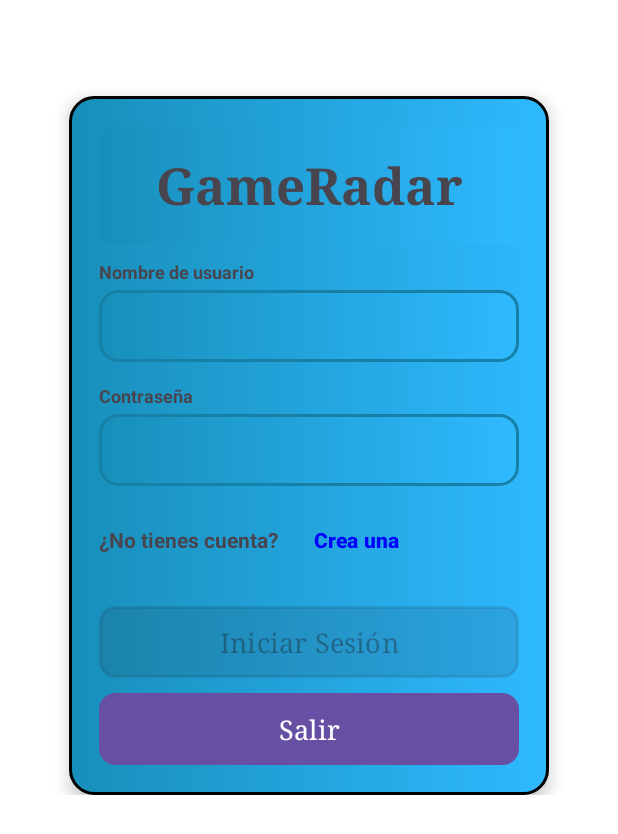
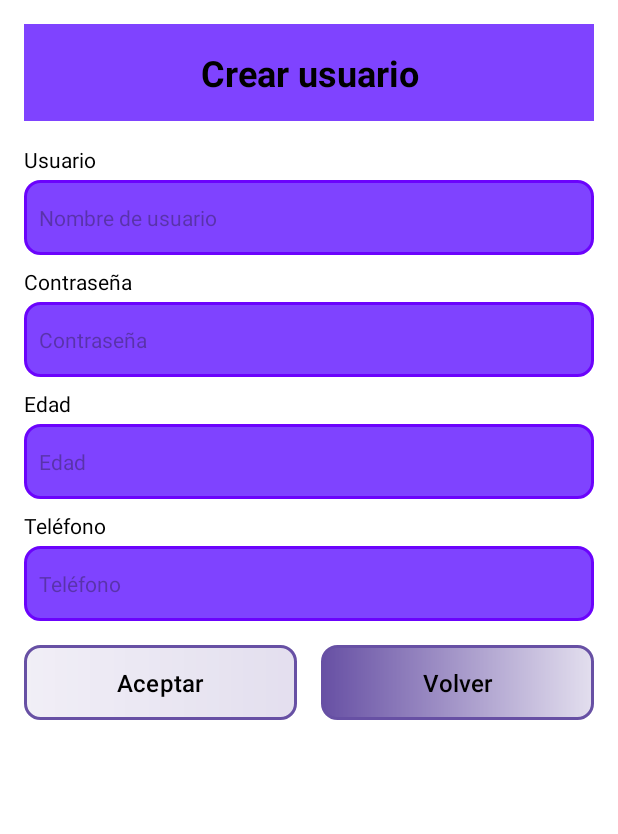
Before and after one commit to DanielFiva/GameradarMobile, an Android app: the screen it shows after launch (LoginActivity before the commit, CreateUserActivity after it), after a tap on "Crea una", on a phone screen of 412 x 824 dp. Shown: the top 834 px of the screen. Run offline under Robolectric (Android 15) with nearby library versions, the phone set to English and light mode, and no system bars.

Commit message:
added user creation

```diff
--- a/app/src/main/AndroidManifest.xml
+++ b/app/src/main/AndroidManifest.xml
@@ -22,6 +22,7 @@
         </activity>
         <activity android:name=".CatalogActivity"
             android:label="Catálogo" />
+        <activity android:name=".CreateUserActivity" />
     </application>
 
 </manifest>
--- /dev/null
+++ b/app/src/main/java/com/example/gameradarmobile/CreateUserActivity.java
@@ -0,0 +1,91 @@
+package com.example.gameradarmobile;
+
+import androidx.appcompat.app.AppCompatActivity;
+import android.os.Bundle;
+import android.widget.EditText;
+import android.widget.Button;
+import android.widget.Toast;
+
+import org.json.JSONObject;
+
+public class CreateUserActivity extends AppCompatActivity {
+
+    EditText usernameInput, passwordInput, ageInput, phoneInput;
+    Button btnAccept, btnBack;
+
+    SocketClient client;
+
+    @Override
+    protected void onCreate(Bundle savedInstanceState) {
+        super.onCreate(savedInstanceState);
+        setContentView(R.layout.activity_create_user);
+
+        usernameInput = findViewById(R.id.UsernameEditText);
+        passwordInput = findViewById(R.id.PasswordEditText);
+        ageInput = findViewById(R.id.AgeEditText);
+        phoneInput = findViewById(R.id.PhoneEditText);
+
+        btnAccept = findViewById(R.id.btnAccept);
+        btnBack = findViewById(R.id.btnBack);
+
+        // Get the existing SocketClient from LoginActivity or create new
+        client = new SocketClient("4.tcp.ngrok.io", 12761, new SocketClient.MessageListener() {
+            @Override
+            public void onConnected() {}
+            @Override
+            public void onNewMessage(JSONObject msg) {}
+            @Override
+            public void onMessageHistory(JSONObject history) {}
+            @Override
+            public void onGenericResponse(JSONObject resp) {
+                runOnUiThread(() -> handleResponse(resp));
+            }
+        });
+        client.connect();
+
+        btnAccept.setOnClickListener(v -> createUser());
+        btnBack.setOnClickListener(v -> finish());
+    }
+
+    private void createUser() {
+        String username = usernameInput.getText().toString();
+        String password = passwordInput.getText().toString();
+        String ageStr = ageInput.getText().toString();
+        String phone = phoneInput.getText().toString();
+
+        if (username.isEmpty() || password.isEmpty() || ageStr.isEmpty() || phone.isEmpty()) {
+            Toast.makeText(this, "Rellena todos los campos", Toast.LENGTH_SHORT).show();
+            return;
+        }
+
+        try {
+            int age = Integer.parseInt(ageStr);
+            JSONObject userData = new JSONObject();
+            userData.put("username", username);
+            userData.put("password", password);
+            userData.put("age", age);
+            userData.put("phone", phone);
+            userData.put("role", "user"); // default role
+
+            client.crearUsuario(userData);
+
+        } catch (Exception e) {
+            Toast.makeText(this, "Error creando usuario", Toast.LENGTH_SHORT).show();
+        }
+    }
+
+    private void handleResponse(JSONObject resp) {
+        try {
+            if (resp.has("status") && resp.getString("status").equals("OK")) {
+                Toast.makeText(this, "Usuario creado con éxito", Toast.LENGTH_SHORT).show();
+                finish();
+            } else if (resp.has("error") && resp.getString("error").equals("USERNAME_TAKEN")) {
+                Toast.makeText(this, "Nombre de usuario ya existente", Toast.LENGTH_SHORT).show();
+            } else {
+                Toast.makeText(this, "Error al crear usuario", Toast.LENGTH_SHORT).show();
+            }
+        } catch (Exception e) {
+            Toast.makeText(this, "Error en la respuesta del servidor", Toast.LENGTH_SHORT).show();
+        }
+    }
+}
--- a/app/src/main/java/com/example/gameradarmobile/LoginActivity.java
+++ b/app/src/main/java/com/example/gameradarmobile/LoginActivity.java
@@ -64,7 +64,8 @@ public class LoginActivity extends AppCompatActivity {
 
         btnExit.setOnClickListener(v -> finishAffinity());
         btnCreateUser.setOnClickListener(v -> {
-            // TODO: open CreateUserActivity
+            Intent intent = new Intent(LoginActivity.this, CreateUserActivity.class);
+            startActivity(intent);
         });
     }
 
--- /dev/null
+++ b/app/src/main/res/drawable/button_accept.xml
@@ -0,0 +1,8 @@
+<shape xmlns:android="http://schemas.android.com/apk/res/android">
+    <gradient
+        android:startColor="#18FF64C8"
+        android:endColor="#2FB9FF3C"
+        android:angle="0"/>
+    <corners android:radius="10dp"/>
+    <stroke android:width="2dp" android:color="#1780a6"/>
+</shape>
--- /dev/null
+++ b/app/src/main/res/drawable/button_back.xml
@@ -0,0 +1,8 @@
+<shape xmlns:android="http://schemas.android.com/apk/res/android">
+    <gradient
+        android:startColor="#FF000064"
+        android:endColor="#2FB9FF1E"
+        android:angle="0"/>
+    <corners android:radius="10dp"/>
+    <stroke android:width="2dp" android:color="#1780a6"/>
+</shape>
--- /dev/null
+++ b/app/src/main/res/drawable/edittext_bg.xml
@@ -0,0 +1,6 @@
+<shape xmlns:android="http://schemas.android.com/apk/res/android"
+    android:shape="rectangle">
+    <solid android:color="#7F43FF"/>
+    <stroke android:width="2dp" android:color="#6b03fc"/>
+    <corners android:radius="10dp"/>
+</shape>
--- /dev/null
+++ b/app/src/main/res/layout/activity_create_user.xml
@@ -0,0 +1,139 @@
+<?xml version="1.0" encoding="utf-8"?>
+<ScrollView xmlns:android="http://schemas.android.com/apk/res/android"
+    android:layout_width="match_parent"
+    android:layout_height="match_parent"
+    android:padding="16dp"
+    android:background="#FFFFFF">
+
+    <LinearLayout
+        android:layout_width="match_parent"
+        android:layout_height="wrap_content"
+        android:orientation="vertical"
+        android:gravity="center_horizontal">
+
+        <!-- Title -->
+        <TextView
+            android:id="@+id/titleLabel"
+            android:layout_width="match_parent"
+            android:layout_height="wrap_content"
+            android:text="Crear usuario"
+            android:textSize="24sp"
+            android:textColor="#000000"
+            android:textStyle="bold"
+            android:gravity="center"
+            android:padding="16dp"
+            android:background="#7F43FF"
+            android:layout_marginBottom="16dp"/>
+
+        <!-- Username -->
+        <TextView
+            android:layout_width="match_parent"
+            android:layout_height="wrap_content"
+            android:text="Usuario"
+            android:textSize="14sp"
+            android:textColor="#000000"
+            android:paddingBottom="4dp"/>
+        <EditText
+            android:id="@+id/UsernameEditText"
+            android:layout_width="match_parent"
+            android:layout_height="50dp"
+            android:background="@drawable/edittext_bg"
+            android:paddingLeft="10dp"
+            android:hint="Nombre de usuario"
+            android:textColor="#000000"
+            android:textSize="14sp"/>
+
+        <!-- Password -->
+        <TextView
+            android:layout_width="match_parent"
+            android:layout_height="wrap_content"
+            android:text="Contraseña"
+            android:textSize="14sp"
+            android:textColor="#000000"
+            android:paddingTop="8dp"
+            android:paddingBottom="4dp"/>
+        <EditText
+            android:id="@+id/PasswordEditText"
+            android:layout_width="match_parent"
+            android:layout_height="50dp"
+            android:background="@drawable/edittext_bg"
+            android:paddingLeft="10dp"
+            android:hint="Contraseña"
+            android:inputType="textPassword"
+            android:textColor="#000000"
+            android:textSize="14sp"/>
+
+        <!-- Age -->
+        <TextView
+            android:layout_width="match_parent"
+            android:layout_height="wrap_content"
+            android:text="Edad"
+            android:textSize="14sp"
+            android:textColor="#000000"
+            android:paddingTop="8dp"
+            android:paddingBottom="4dp"/>
+        <EditText
+            android:id="@+id/AgeEditText"
+            android:layout_width="match_parent"
+            android:layout_height="50dp"
+            android:background="@drawable/edittext_bg"
+            android:paddingLeft="10dp"
+            android:hint="Edad"
+            android:inputType="number"
+            android:textColor="#000000"
+            android:textSize="14sp"/>
+
+        <!-- Phone -->
+        <TextView
+            android:layout_width="match_parent"
+            android:layout_height="wrap_content"
+            android:text="Teléfono"
+            android:textSize="14sp"
+            android:textColor="#000000"
+            android:paddingTop="8dp"
+            android:paddingBottom="4dp"/>
+        <EditText
+            android:id="@+id/PhoneEditText"
+            android:layout_width="match_parent"
+            android:layout_height="50dp"
+            android:background="@drawable/edittext_bg"
+            android:paddingLeft="10dp"
+            android:hint="Teléfono"
+            android:inputType="phone"
+            android:textColor="#000000"
+            android:textSize="14sp"/>
+
+        <!-- Buttons -->
+        <LinearLayout
+            android:layout_width="match_parent"
+            android:layout_height="wrap_content"
+            android:orientation="horizontal"
+            android:gravity="center"
+            android:layout_marginTop="16dp">
+
+            <Button
+                android:id="@+id/btnAccept"
+                android:layout_width="0dp"
+                android:layout_height="50dp"
+                android:layout_weight="1"
+                android:text="Aceptar"
+                android:background="@drawable/button_accept"
+                android:textColor="#000000"
+                android:textSize="16sp"/>
+
+            <Space
+                android:layout_width="16dp"
+                android:layout_height="wrap_content"/>
+
+            <Button
+                android:id="@+id/btnBack"
+                android:layout_width="0dp"
+                android:layout_height="50dp"
+                android:layout_weight="1"
+                android:text="Volver"
+                android:background="@drawable/button_back"
+                android:textColor="#000000"
+                android:textSize="16sp"/>
+        </LinearLayout>
+    </LinearLayout>
+</ScrollView>
```
